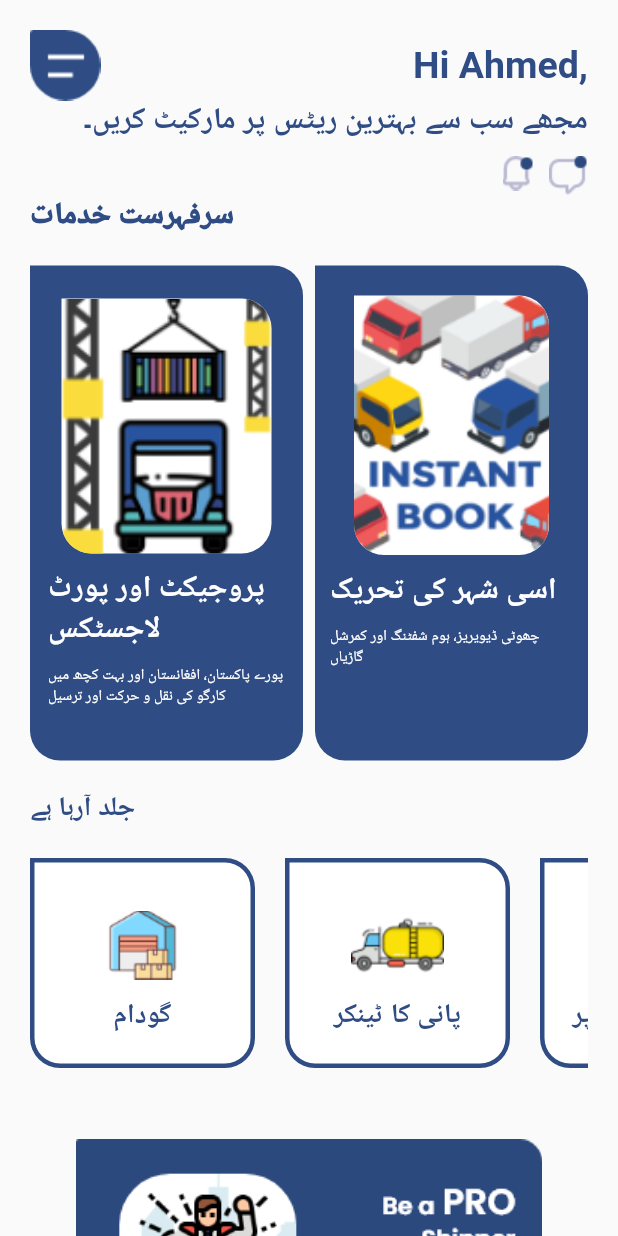
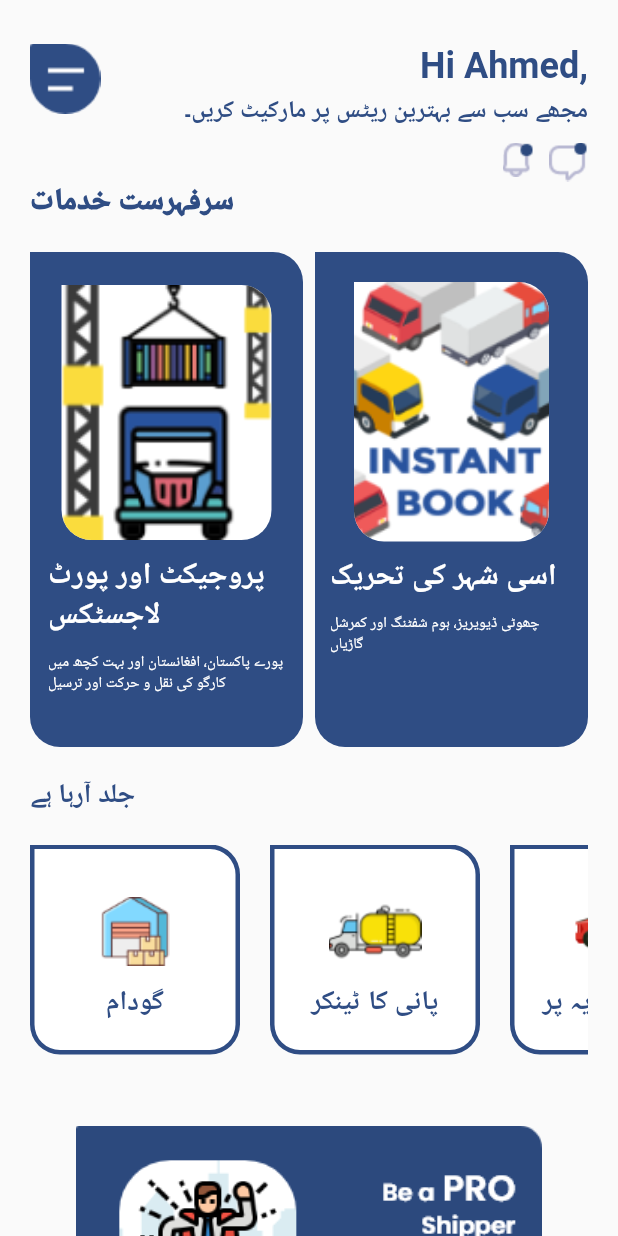
Before and after one commit to abrar2008/Meribilty_user, a Flutter app: the Home screen opened directly, on a phone screen of 412 x 824 dp. Run offline on Flutter 3.47's test engine with Material 2 defaults, Android fonts, the phone set to English and light mode, and no system bars; drawn by our look-alikes of carousel_slider; our stand-ins replace contained_tab_bar_view, equatable, expandable, file_picker, flutter_chat_types, flutter_chat_ui and 13 more; missing offline and left inert: flutter_verification_code; generated files the repository leaves out were written again.

Commit message:
fixxx
fixxxxxxxxxx

```diff
--- a/lib/veiw/home.dart
+++ b/lib/veiw/home.dart
@@ -26,7 +26,10 @@ class _HomeState extends State<Home> {
             padding: const EdgeInsets.all(20),
             child: Column(
               children: [
-                Row(
+                Container(
+                  width:MediaQuery.of(context).size.width ,
+                  child: Row(
+
                     mainAxisAlignment: MainAxisAlignment.spaceBetween,
                     children: [
                       InkWell(
@@ -45,30 +48,38 @@ class _HomeState extends State<Home> {
                           ),
                         ),
                       ),
-                    const Align(
-                      alignment: Alignment.topRight,
-                      child: Text(
+                      Column(
+                        crossAxisAlignment: CrossAxisAlignment.end,
+                        children: [
+                          SizedBox(height: 10,),
+                           Text(
                              "Hi Ahmed,",
+                             textAlign: TextAlign.end,
                              style: TextStyle(
                                color: Color(0xFF2F4D84),
                                fontWeight: FontWeight.bold,
-                          fontSize: 25,
+                               fontSize: 24,
                              ),
                            ),
-                    ),
-                  ],
-                ),
+                          SizedBox(height: 5,),
                        Align(
                     alignment: Alignment.bottomRight,
                     child: Text(
                       AppLocalizations.of(context)!.market,
                       style: const TextStyle(
                         color: Color(0xFF2F4D84),
-                      fontSize: 20,
+                        fontSize: 16,
                         fontWeight: FontWeight.bold,
                       ),
                     ),
                   ),
+
+                        ],
+                      ),
+                    ],
+                  ),
+                ),
+
                 const SizedBox(
                   height: 10,
                 ),
@@ -225,7 +236,7 @@ class _HomeState extends State<Home> {
                                         height: 10,
                                       ),
                                       Container(
-                                        padding: const EdgeInsets.all(10),
+                                        padding: const EdgeInsets.only(left: 10),
                                         height: 173,
                                         width: 130,
                                         decoration: const BoxDecoration(
@@ -303,7 +314,7 @@ class _HomeState extends State<Home> {
                             Container(
                               padding: const EdgeInsets.all(10),
                               height: 140,
-                              width: 150,
+                              width: 140,
                               decoration: BoxDecoration(
                                   color: Colors.white,
                                   border: Border.all(
@@ -341,7 +352,7 @@ class _HomeState extends State<Home> {
                             Container(
                               padding: const EdgeInsets.all(10),
                               height: 140,
-                              width: 150,
+                              width: 140,
                               decoration: BoxDecoration(
                                   color: Colors.white,
                                   border: Border.all(
--- a/lib/veiw/loading_option.dart
+++ b/lib/veiw/loading_option.dart
@@ -68,7 +68,9 @@ class _LoadingOptionState extends State<LoadingOption> {
             child: Container(
               padding: EdgeInsets.only(left: 20, right: 20),
               child: GFButton(
-                size: 70,
+             borderShape: ShapeBorder.lerp(RoundedRectangleBorder(side: BorderSide.none, borderRadius:  BorderRadius.circular(10.0)), RoundedRectangleBorder(side: BorderSide.none, borderRadius: BorderRadius.circular(10.0)), 0.5),
+
+                size: 50,
                 color: Color(0xFF2F4D84),
                 onPressed: () {
                   Navigator.push(
--- a/lib/veiw/selectvehiclecity.dart
+++ b/lib/veiw/selectvehiclecity.dart
@@ -140,6 +140,8 @@ class _SelectvehiclecityState extends State<Selectvehiclecity> {
 
 
                    GFButton(
+             borderShape: ShapeBorder.lerp(RoundedRectangleBorder(side: BorderSide.none, borderRadius:  BorderRadius.circular(10.0)), RoundedRectangleBorder(side: BorderSide.none, borderRadius: BorderRadius.circular(10.0)), 0.5),
+
                           size: 50,
                           color: const Color(0xFF2F4D84),
                           onPressed: () {
--- a/lib/veiw/unloading.dart
+++ b/lib/veiw/unloading.dart
@@ -35,7 +35,9 @@ class _UnLoadingOptionState extends State<UnLoadingOption> {
           child: Container(
             padding: const EdgeInsets.only(left: 20, right: 20),
             child: GFButton(
-              size: 60,
+             borderShape: ShapeBorder.lerp(RoundedRectangleBorder(side: BorderSide.none, borderRadius:  BorderRadius.circular(10.0)), RoundedRectangleBorder(side: BorderSide.none, borderRadius: BorderRadius.circular(10.0)), 0.5),
+
+              size: 50,
               color: const Color(0xFF2F4D84),
               onPressed: () {
 
```
Also changed, not shown: lib/veiw/Citymovement.dart (+17 -6 lines), lib/veiw/SignIn.dart (+63 -46 lines), lib/main.dart (line endings or trailing spaces). Lines whose indentation alone changed are shown as unchanged.
